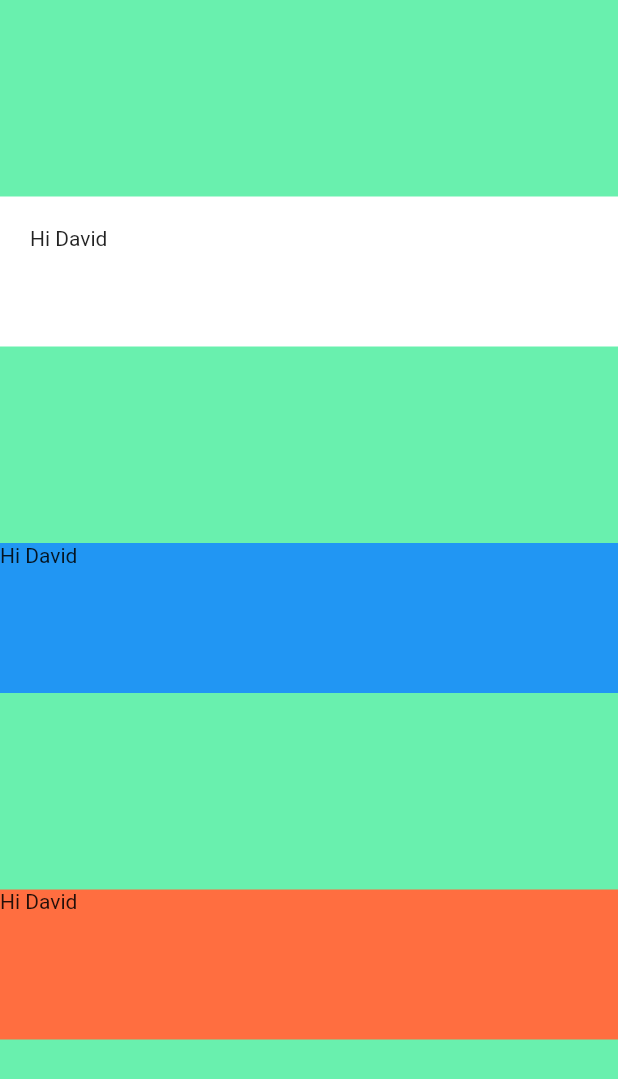
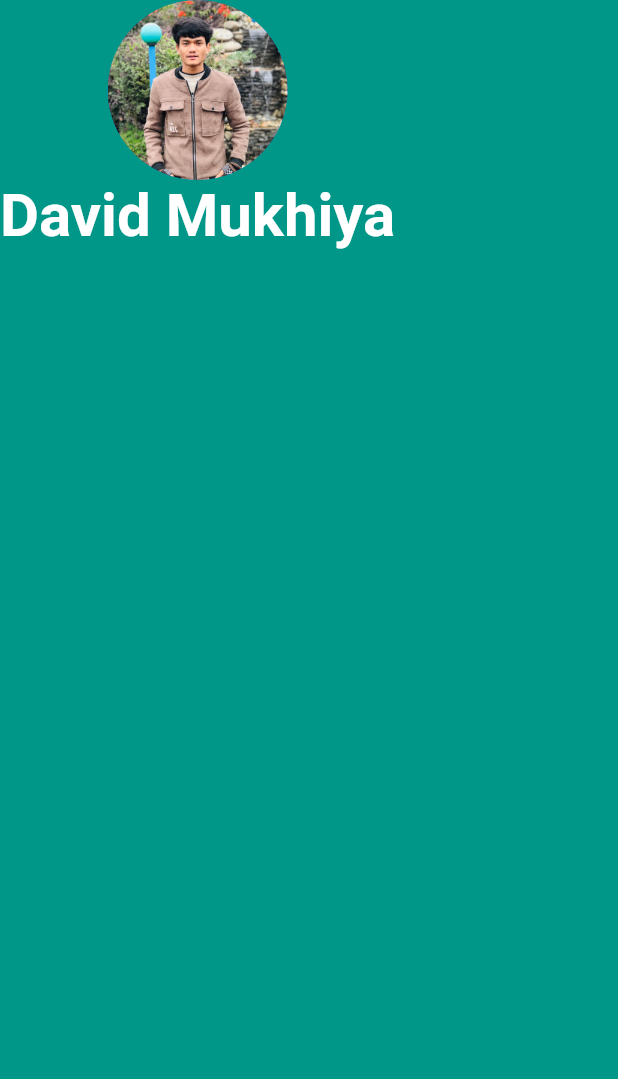
Before and after one commit to DavidMukhiya/mi_card_flutter, a Flutter app: the screen it shows after launch, on a phone screen of 412 x 824 dp. Shown: the top 1079 px of the screen. Run offline on Flutter 3.47's test engine with Material 2 defaults, Android fonts, the phone set to English and light mode, and no system bars.

Commit message:
Tapping into Widget Properties

```diff
--- a/lib/main.dart
+++ b/lib/main.dart
@@ -1,3 +1,5 @@
+import 'dart:ui';
+
 import 'package:flutter/material.dart';
 
 void main() {
@@ -9,34 +11,22 @@ class MyApp extends StatelessWidget {
   Widget build(BuildContext context) {
     return MaterialApp(
       home: Scaffold(
-        backgroundColor: Colors.greenAccent,
+        backgroundColor: Colors.teal,
         body: SafeArea(
           child: Column(
-            //mainAxisSize: MainAxisSize.min,
-            mainAxisAlignment: MainAxisAlignment.spaceEvenly,
-            crossAxisAlignment: CrossAxisAlignment.stretch,
             children: [
-              Container(
-                height: 100,
-                width: 100,
-                // margin: EdgeInsets.symmetric(vertical: 25.0, horizontal: 40.0),
-                padding: EdgeInsets.all(20.0),
-                color: Colors.white,
-                child: Text("Hi David"),
+              CircleAvatar(
+                radius: 60.0,
+                backgroundImage: AssetImage("images/David.jpg"),
               ),
-              Container(
-                height: 100,
-                width: 100,
-                //margin: EdgeInsets.only(top: 0.1),
-                color: Colors.blue,
-                child: Text("Hi David"),
-              ),
-              Container(
-                height: 100,
-                width: 100,
-                color: Colors.deepOrangeAccent,
-                child: Text("Hi David"),
-              ),
+              Text(
+                "David Mukhiya",
+                style: TextStyle(
+                  color: Colors.white,
+                  fontSize: 40.0,
+                  fontWeight: FontWeight.bold,
+                ),
+              )
             ],
           ),
         ),
```
Also changed, not shown: pubspec.yaml (+2 -69 lines), images/David.jpg (added).
